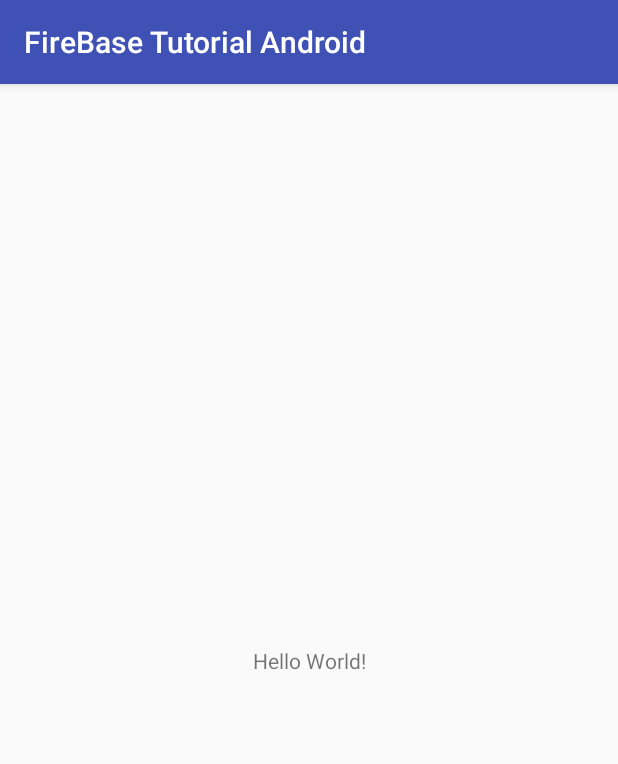
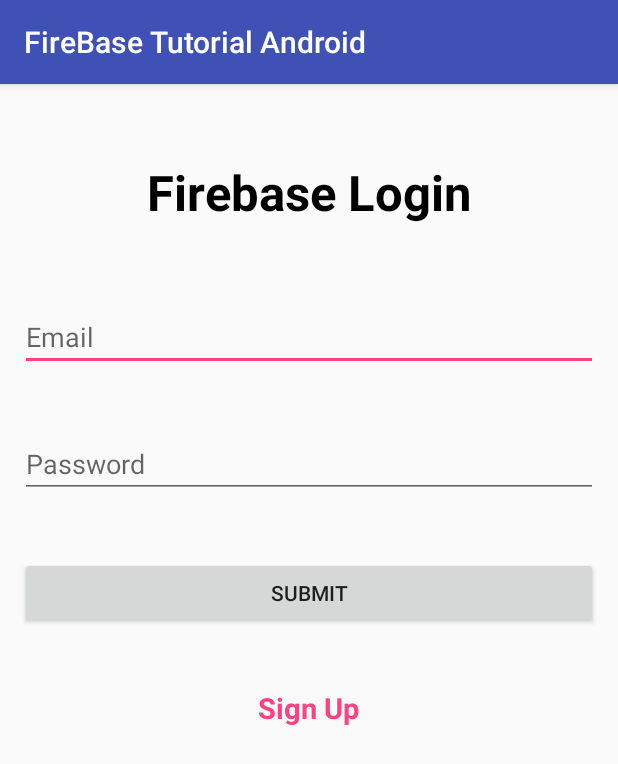
Before and after one commit to Tikso/FireBaseTutorialAndroid, an Android app: the screen it shows after launch (FireBaseActivity), on a phone screen of 412 x 824 dp. Shown: the top 764 px of the screen. Run offline under Robolectric (Android 15) with nearby library versions, the phone set to English and light mode, and no system bars; our stand-ins replace sdp/ssp sizes.

Commit message:
FirebaseActivity

```diff
--- a/app/src/main/res/layout/activity_fire_base.xml
+++ b/app/src/main/res/layout/activity_fire_base.xml
@@ -1,18 +1,64 @@
 <?xml version="1.0" encoding="utf-8"?>
-<android.support.constraint.ConstraintLayout xmlns:android="http://schemas.android.com/apk/res/android"
-    xmlns:app="http://schemas.android.com/apk/res-auto"
+<RelativeLayout xmlns:android="http://schemas.android.com/apk/res/android"
     xmlns:tools="http://schemas.android.com/tools"
     android:layout_width="match_parent"
     android:layout_height="match_parent"
     tools:context="com.firebasetutorialandroid.FireBaseActivity">
 
     <TextView
+        android:id="@+id/txtFirebaseLogin"
         android:layout_width="wrap_content"
         android:layout_height="wrap_content"
-        android:text="Hello World!"
-        app:layout_constraintBottom_toBottomOf="parent"
-        app:layout_constraintLeft_toLeftOf="parent"
-        app:layout_constraintRight_toRightOf="parent"
-        app:layout_constraintTop_toTopOf="parent" />
+        android:layout_centerHorizontal="true"
+        android:layout_marginTop="50dp"
+        android:text="Firebase Login"
+        android:textColor="@android:color/black"
+        android:textSize="@dimen/_25sdp"
+        android:textStyle="bold" />
 
-</android.support.constraint.ConstraintLayout>
+
+    <EditText
+        android:id="@+id/edtUserEmail"
+        android:layout_width="match_parent"
+        android:layout_height="wrap_content"
+        android:layout_below="@+id/txtFirebaseLogin"
+        android:layout_centerVertical="true"
+        android:layout_marginLeft="@dimen/_10sdp"
+        android:layout_marginRight="@dimen/_10sdp"
+        android:layout_marginTop="@dimen/_40sdp"
+        android:hint="Email" />
+
+    <EditText
+        android:id="@+id/edtUserPassword"
+        android:layout_width="match_parent"
+        android:layout_height="wrap_content"
+        android:layout_below="@+id/edtUserEmail"
+        android:layout_centerVertical="true"
+        android:layout_marginLeft="@dimen/_10sdp"
+        android:layout_marginRight="@dimen/_10sdp"
+        android:layout_marginTop="@dimen/_30sdp"
+        android:hint="Password" />
+
+    <Button
+        android:id="@+id/btSubmit"
+        android:layout_width="match_parent"
+        android:layout_height="wrap_content"
+        android:layout_below="@+id/edtUserPassword"
+        android:layout_marginLeft="@dimen/_10sdp"
+        android:layout_marginRight="@dimen/_10sdp"
+        android:layout_marginTop="@dimen/_30sdp"
+        android:text="Submit" />
+
+    <TextView
+        android:id="@+id/txtSignUp"
+        android:layout_width="wrap_content"
+        android:layout_height="wrap_content"
+        android:layout_below="@+id/btSubmit"
+        android:layout_centerHorizontal="true"
+        android:layout_marginTop="@dimen/_30sdp"
+        android:text="Sign Up"
+        android:textColor="@color/colorAccent"
+        android:textSize="@dimen/_15sdp"
+        android:textStyle="bold" />
+
+</RelativeLayout>
```
